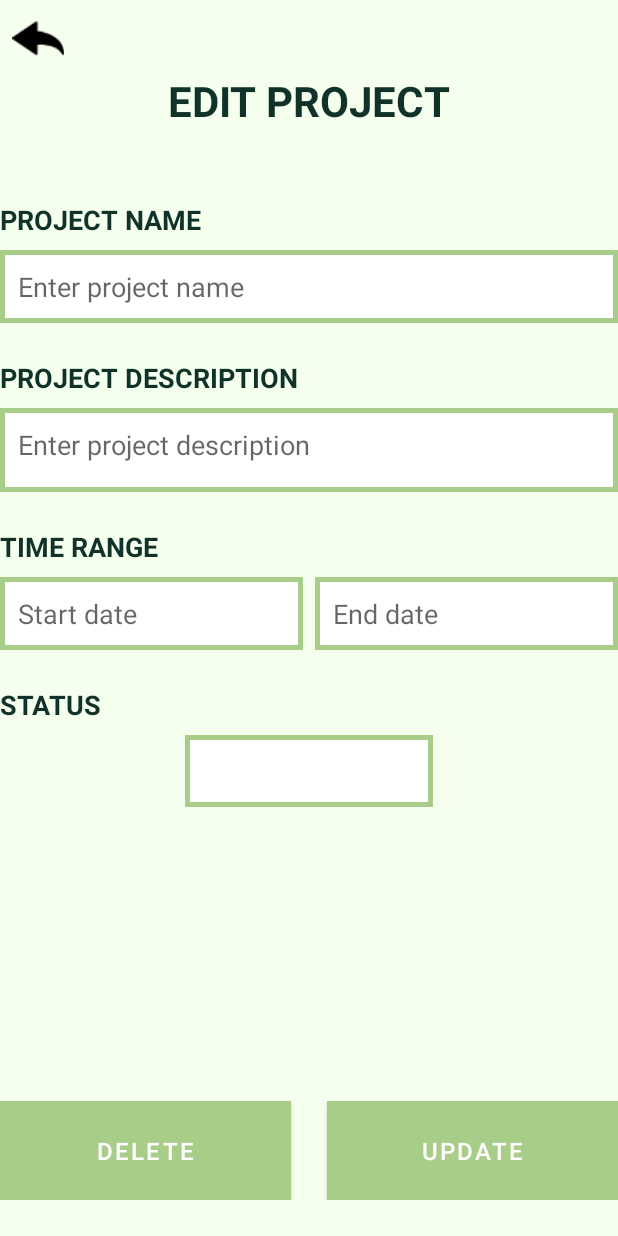
After one commit to PancakesLmao/Project-Management-App, an Android app: the EditActivity screen opened directly, with no data from a screen before it, on a phone screen of 412 x 824 dp. The commit adds this screen. Run offline under Robolectric (Android 15) with nearby library versions, the phone set to English and light mode, and no system bars.

Commit message:
Added: Edit Project Activity and Create New Project Activity

```diff
--- /dev/null
+++ b/app/src/main/java/com/example/projectmanagement/EditActivity.kt
@@ -0,0 +1,30 @@
+package com.example.projectmanagement
+
+import android.os.Bundle
+import androidx.activity.enableEdgeToEdge
+import androidx.appcompat.app.AppCompatActivity
+import androidx.core.view.ViewCompat
+import androidx.core.view.WindowInsetsCompat
+import com.example.projectmanagement.databinding.ActivityEditBinding
+
+class EditActivity : AppCompatActivity() {
+    private lateinit var binding: ActivityEditBinding
+
+    override fun onCreate(savedInstanceState: Bundle?) {
+        super.onCreate(savedInstanceState)
+        enableEdgeToEdge()
+
+        binding = ActivityEditBinding.inflate(layoutInflater)
+        setContentView(binding.root)
+
+        ViewCompat.setOnApplyWindowInsetsListener(binding.root) { v, insets ->
+            val systemBars = insets.getInsets(WindowInsetsCompat.Type.systemBars())
+            v.setPadding(systemBars.left, systemBars.top, systemBars.right, systemBars.bottom)
+            insets
+        }
+
+        binding.backBtn.setOnClickListener {
+            finish()
+        }
+    }
+}
--- /dev/null
+++ b/app/src/main/java/com/example/projectmanagement/viewmodel/CreateProjectViewModel.kt
@@ -0,0 +1,4 @@
+package com.example.projectmanagement.viewmodel
+
+class CreateProjectViewModel {
+}
--- /dev/null
+++ b/app/src/main/java/com/example/projectmanagement/viewmodel/EditViewModel.kt
@@ -0,0 +1,4 @@
+package com.example.projectmanagement.viewmodel
+
+class EditViewModel {
+}
--- /dev/null
+++ b/app/src/main/res/drawable/ic_back.xml
@@ -0,0 +1,25 @@
+<?xml version="1.0" encoding="utf-8"?>
+<vector xmlns:android="http://schemas.android.com/apk/res/android"
+    android:width="26.676dp"
+    android:height="26.676dp"
+    android:viewportWidth="26.676"
+    android:viewportHeight="26.676">
+
+    <path
+        android:fillColor="#FF000000"
+        android:pathData="M26.105,21.891c-0.229,0 -0.439,-0.131 -0.529,-0.346
+            c-0.066,-0.156 -1.716,-3.857 -7.885,-4.59
+            c-1.285,-0.156 -2.824,-0.236 -4.693,-0.25
+            v4.613c0,0.213 -0.115,0.406 -0.304,0.508
+            c-0.188,0.098 -0.413,0.084 -0.588,-0.033
+            L0.254,13.815
+            C0.094,13.708 0,13.528 0,13.339
+            c0,-0.191 0.094,-0.365 0.254,-0.477
+            l11.857,-7.979
+            c0.175,-0.121 0.398,-0.129 0.588,-0.029
+            c0.19,0.102 0.303,0.295 0.303,0.502
+            v4.293
+            c2.578,0.336 13.674,2.33 13.674,11.674
+            c0,0.271 -0.191,0.508 -0.459,0.562
+            C26.18,21.891 26.141,21.891 26.105,21.891z" />
+</vector>
--- a/app/src/main/res/drawable/right_border.xml
+++ b/app/src/main/res/drawable/text_border.xml
@@ -3,7 +3,7 @@
     android:shape="rectangle">
     <solid android:color="@android:color/white" />
     <stroke
-        android:width="7dp"
+        android:width="3dp"
         android:color="@color/tea"
         android:dashWidth="0dp"
         android:dashGap="0dp" />
--- /dev/null
+++ b/app/src/main/res/layout/activity_edit.xml
@@ -0,0 +1,199 @@
+<?xml version="1.0" encoding="utf-8"?>
+<androidx.constraintlayout.widget.ConstraintLayout xmlns:android="http://schemas.android.com/apk/res/android"
+    xmlns:app="http://schemas.android.com/apk/res-auto"
+    xmlns:tools="http://schemas.android.com/tools"
+    android:layout_width="match_parent"
+    android:layout_height="match_parent"
+    android:padding="24dp"
+    tools:context=".CreateProjectActivity">
+
+  <ImageButton
+      android:id="@+id/back_btn"
+      android:layout_width="50dp"
+      android:layout_height="50dp"
+      android:scaleY="1.3"
+      android:scaleX="1.3"
+      android:background="@null"
+      android:contentDescription="@string/back_btn_text"
+      android:src="@drawable/ic_back"
+      app:layout_constraintStart_toStartOf="parent"
+      app:layout_constraintTop_toTopOf="parent" />
+
+  <TextView
+      android:id="@+id/tvEditProject"
+      android:layout_width="wrap_content"
+      android:layout_height="wrap_content"
+      android:layout_marginTop="48dp"
+      android:text="EDIT PROJECT"
+      android:textColor="@color/darkTea"
+      android:textSize="28sp"
+      android:textStyle="bold"
+      app:layout_constraintEnd_toEndOf="parent"
+      app:layout_constraintStart_toStartOf="parent"
+      app:layout_constraintTop_toTopOf="parent"
+      tools:ignore="HardcodedText" />
+
+  <TextView
+      android:id="@+id/project_name_textview"
+      android:layout_width="wrap_content"
+      android:layout_height="wrap_content"
+      android:layout_marginTop="48dp"
+      android:text="@string/project_name_textview"
+      android:textColor="@color/darkTea"
+      android:textSize="18sp"
+      android:textStyle="bold"
+      app:layout_constraintStart_toStartOf="parent"
+      app:layout_constraintTop_toBottomOf="@id/tvEditProject" />
+
+  <EditText
+      android:id="@+id/etProjectName"
+      android:layout_width="0dp"
+      android:layout_height="wrap_content"
+      android:layout_marginTop="8dp"
+      android:background="@drawable/text_border"
+      android:hint="Enter project name"
+      android:importantForAutofill="no"
+      android:inputType="text"
+      android:minHeight="48dp"
+      android:padding="12dp"
+      app:layout_constraintEnd_toEndOf="parent"
+      app:layout_constraintStart_toStartOf="parent"
+      app:layout_constraintTop_toBottomOf="@id/project_name_textview" />
+
+  <TextView
+      android:id="@+id/project_desc_textview"
+      android:layout_width="wrap_content"
+      android:layout_height="wrap_content"
+      android:layout_marginTop="24dp"
+      android:text="@string/project_desc_textview"
+      android:textColor="@color/darkTea"
+      android:textSize="18sp"
+      android:textStyle="bold"
+      app:layout_constraintStart_toStartOf="parent"
+      app:layout_constraintTop_toBottomOf="@id/etProjectName" />
+
+  <EditText
+      android:id="@+id/etProjectDescription"
+      android:layout_width="0dp"
+      android:layout_height="wrap_content"
+      android:layout_marginTop="8dp"
+      android:background="@drawable/text_border"
+      android:gravity="top|start"
+      android:hint="Enter project description"
+      android:importantForAutofill="no"
+      android:inputType="textMultiLine"
+      android:minHeight="56dp"
+      android:padding="12dp"
+      app:layout_constraintEnd_toEndOf="parent"
+      app:layout_constraintStart_toStartOf="parent"
+      app:layout_constraintTop_toBottomOf="@id/project_desc_textview" />
+
+  <TextView
+      android:id="@+id/time_range_textview"
+      android:layout_width="wrap_content"
+      android:layout_height="wrap_content"
+      android:layout_marginTop="24dp"
+      android:text="@string/time_range_textview"
+      android:textColor="@color/darkTea"
+      android:textSize="18sp"
+      android:textStyle="bold"
+      app:layout_constraintStart_toStartOf="parent"
+      app:layout_constraintTop_toBottomOf="@id/etProjectDescription" />
+
+  <LinearLayout
+      android:id="@+id/time_range"
+      android:layout_width="0dp"
+      android:layout_height="wrap_content"
+      android:layout_marginTop="8dp"
+      android:orientation="horizontal"
+      app:layout_constraintEnd_toEndOf="parent"
+      app:layout_constraintStart_toStartOf="parent"
+      app:layout_constraintTop_toBottomOf="@id/time_range_textview">
+
+    <EditText
+        android:id="@+id/edit_startDate"
+        android:layout_width="0dp"
+        android:layout_height="wrap_content"
+        android:layout_marginEnd="4dp"
+        android:layout_weight="1"
+        android:background="@drawable/text_border"
+        android:hint="Start date"
+        android:importantForAutofill="no"
+        android:inputType="date"
+        android:minHeight="48dp"
+        android:padding="12dp" />
+
+    <EditText
+        android:id="@+id/edit_endDate"
+        android:layout_width="0dp"
+        android:layout_height="wrap_content"
+        android:layout_marginStart="4dp"
+        android:layout_weight="1"
+        android:background="@drawable/text_border"
+        android:hint="End date"
+        android:importantForAutofill="no"
+        android:inputType="date"
+        android:minHeight="48dp"
+        android:padding="12dp" />
+  </LinearLayout>
+
+  <TextView
+      android:id="@+id/status_textview"
+      android:layout_width="wrap_content"
+      android:layout_height="wrap_content"
+      android:layout_marginTop="24dp"
+      android:text="STATUS"
+      android:textColor="@color/darkTea"
+      android:textSize="18sp"
+      android:textStyle="bold"
+      app:layout_constraintStart_toStartOf="parent"
+      app:layout_constraintTop_toBottomOf="@id/time_range" />
+
+  <Spinner
+      android:id="@+id/spinnerStatus"
+      android:layout_width="0dp"
+      android:layout_height="wrap_content"
+      android:layout_marginTop="8dp"
+      android:background="@drawable/text_border"
+      android:minHeight="48dp"
+      android:padding="12dp"
+      app:layout_constraintEnd_toEndOf="parent"
+      app:layout_constraintStart_toStartOf="parent"
+      app:layout_constraintTop_toBottomOf="@+id/status_textview"
+      app:layout_constraintWidth_percent="0.4" />
+
+  <LinearLayout
+      android:layout_width="match_parent"
+      android:layout_height="wrap_content"
+      android:layout_marginBottom="24dp"
+      android:orientation="horizontal"
+      app:layout_constraintBottom_toBottomOf="parent"
+      app:layout_constraintEnd_toEndOf="parent"
+      app:layout_constraintStart_toStartOf="parent">
+
+    <Button
+        android:id="@+id/delete_btn"
+        android:layout_width="0dp"
+        android:layout_height="wrap_content"
+        android:layout_marginEnd="12dp"
+        android:layout_weight="1"
+        android:background="@color/lightRed"
+        android:padding="16dp"
+        android:text="@string/delete_btn_text"
+        android:textColor="@android:color/white"
+        android:textSize="16sp" />
+
+    <Button
+        android:id="@+id/update_btn"
+        android:layout_width="0dp"
+        android:layout_height="wrap_content"
+        android:layout_marginStart="12dp"
+        android:layout_weight="1"
+        android:background="@color/lightTea"
+        android:padding="16dp"
+        android:text="@string/update_btn_text"
+        android:textColor="@android:color/white"
+        android:textSize="16sp" />
+  </LinearLayout>
+
+</androidx.constraintlayout.widget.ConstraintLayout>
--- a/app/src/main/res/layout/item_project.xml
+++ b/app/src/main/res/layout/item_project.xml
@@ -67,6 +67,7 @@
         </LinearLayout>
 
         <ImageButton
+            android:id="@+id/edit_project_btn"
             android:layout_width="wrap_content"
             android:layout_height="wrap_content"
             android:src="@drawable/ic_edit_project"
--- /dev/null
+++ b/app/src/main/res/values-land/strings.xml
@@ -0,0 +1,8 @@
+<?xml version="1.0" encoding="utf-8"?>
+<resources>
+    <string name="back_btn_text">back to projects list</string>
+    <string name="time_range_textview">TIME RANGE</string>
+    <string name="delete_btn_text">DELETE</string>
+    <string name="update_btn_text">UPDATE</string>
+    <string name="create_btn_text">CREATE</string>
+</resources>
--- a/app/src/main/res/values/colors.xml
+++ b/app/src/main/res/values/colors.xml
@@ -10,4 +10,5 @@
     <color name="tea">#a8cd89</color>
     <color name="lightTea">#f5ffed</color>
     <color name="darkTea">#103228</color>
+    <color name="lightRed">#ff5757</color>
 </resources>
--- a/app/src/main/res/values/strings.xml
+++ b/app/src/main/res/values/strings.xml
@@ -13,4 +13,13 @@
     <string name="logout_button">Logout</string>
     <string name="title_activity_main2">MainActivity2</string>
     <string name="title_activity_login">LoginActivity</string>
+    <string name="back_btn_text">back to projects list</string>
+    <string name="start_date_hint">Start date</string>
+    <string name="end_date_hint">End date</string>
+    <string name="project_name_textview">PROJECT NAME</string>
+    <string name="project_desc_textview">PROJECT DESCRIPTION</string>
+    <string name="time_range_textview">TIME RANGE</string>
+    <string name="delete_btn_text">DELETE</string>
+    <string name="update_btn_text">UPDATE</string>
+    <string name="create_btn_text">CREATE</string>
 </resources>
```
Also changed, not shown: app/src/main/AndroidManifest.xml (+10 -2 lines), app/src/main/java/com/example/projectmanagement/CreateProjectActivity.kt (added, +29 -0 lines), app/src/main/java/com/example/projectmanagement/ui/projects/ProjectAdapter.kt (+8 -1 lines), app/src/main/java/com/example/projectmanagement/ui/projects/ProjectsFragment.kt (+8 -0 lines), app/src/main/res/layout/activity_create_project.xml (added, +153 -0 lines).
